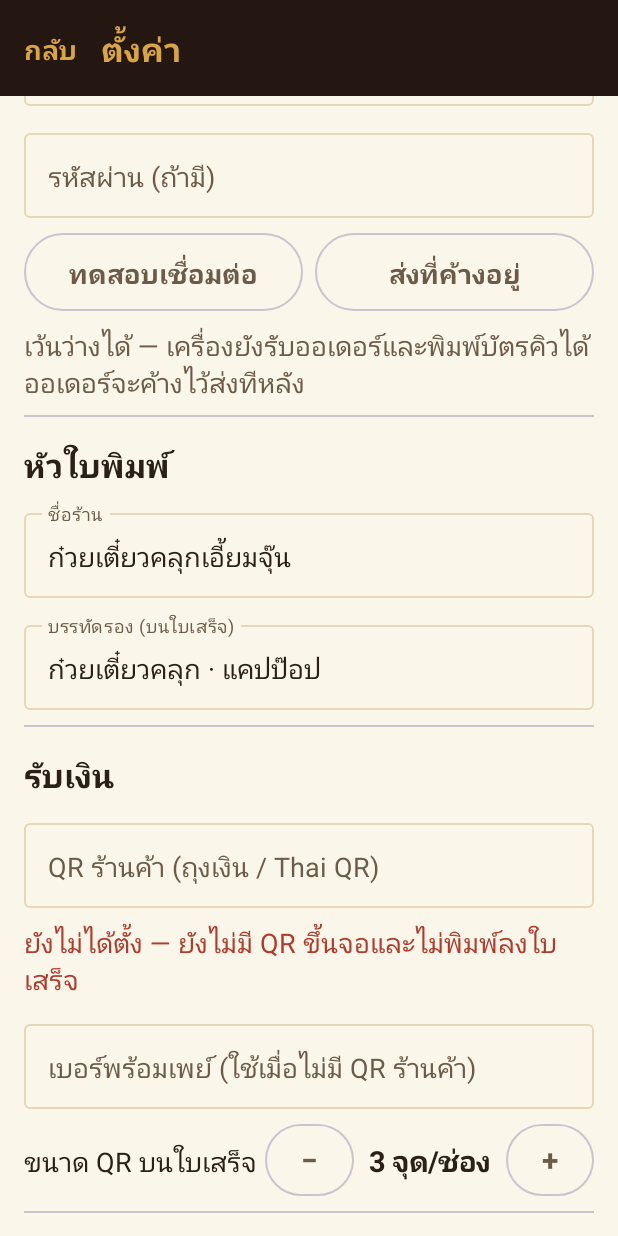
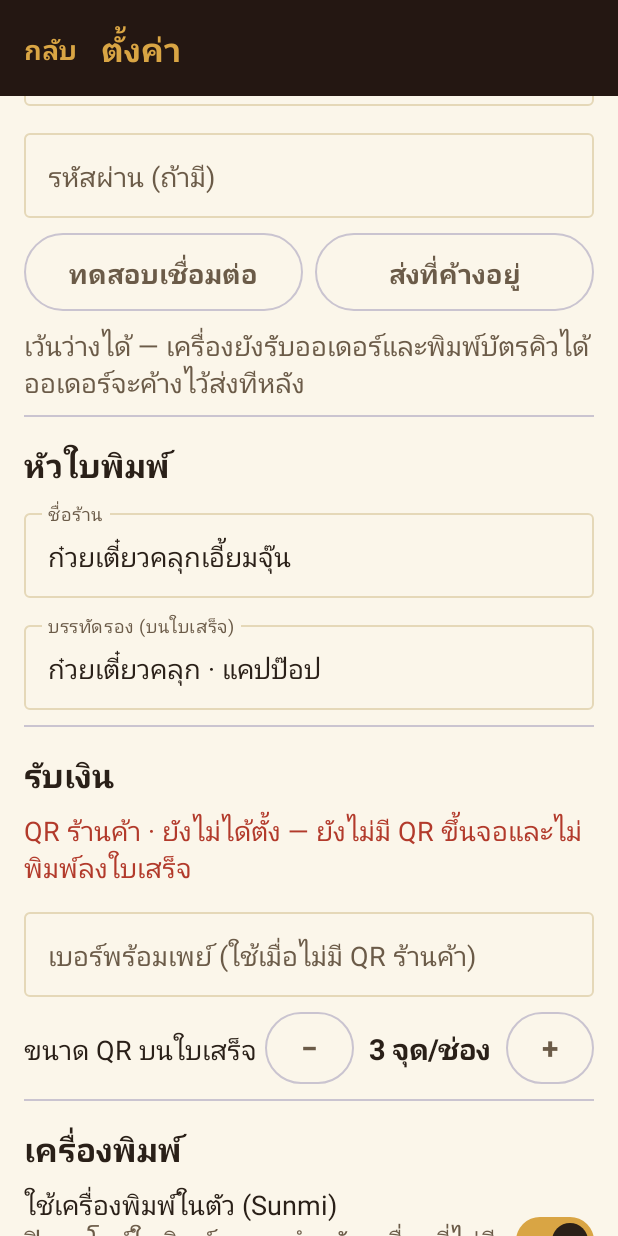
Before and after one commit to pintuwat/eiamjun-event-queue, an Android app built with Jetpack Compose: the SettingsScreen screen opened through its navigation route, scrolled down 532 dp, on a phone screen of 412 x 824 dp. Run offline under Robolectric (Android 15) with nearby library versions, the phone set to English and light mode, and no system bars; our stand-ins replace Dagger/Hilt's generated code, Room's generated code.

Commit message:
ตั้งค่า shows the payment payload, it does not offer to edit it
The shop's till settled this and the event app had drifted from it: a
merchant QR is the string that decides where the money lands, it is
pasted once and scan-tested once, and a text box in ตั้งค่า invites an
edit that sends an evening's takings somewhere else with nothing on
screen to say so. A status line can be read and cannot be typed into.

The cost is accepted rather than overlooked. This app syncs nothing, so
unlike the till it cannot pull a payload from a server — changing it now
means writing shared_prefs over ADB, which is how it was set. That is the
right price for a string nobody should be editing in a hurry at a stall.

setMerchantQr is kept and uncalled: the way back is a field that calls it
and nothing else, and anything that does call it is re-opening the hole.

Co-Authored-By: Claude Opus 5 <noreply@anthropic.com>

```diff
--- a/app/build.gradle.kts
+++ b/app/build.gradle.kts
@@ -19,8 +19,8 @@ android {
         // Sunmi V1s ships Android 6.0 (API 23), V2 ships Android 7.1 (API 25).
         minSdk = 23
         targetSdk = 34
-        versionCode = 3
-        versionName = "0.3.0-ticketfit"
+        versionCode = 4
+        versionName = "0.3.1-noqrfield"
 
         vectorDrawables { useSupportLibrary = true }
     }
--- a/app/src/main/java/com/eiamjun/event/ui/settings/SettingsScreen.kt
+++ b/app/src/main/java/com/eiamjun/event/ui/settings/SettingsScreen.kt
@@ -159,17 +159,21 @@ fun SettingsScreen(
 
             Divider()
             SectionTitle("รับเงิน")
-            OutlinedTextField(
-                value = state.merchantQr,
-                onValueChange = viewModel::setMerchantQr,
-                label = { Text("QR ร้านค้า (ถุงเงิน / Thai QR)") },
-                modifier = Modifier.fillMaxWidth()
-            )
+            // ⚠️ **No field for the payload, deliberately.** The shop's own till reached this
+            // first and the reasoning carries over unchanged: it is the string that decides where
+            // the money lands, it is pasted once and scan-tested once, and a text box sitting in
+            // ตั้งค่า invites an edit that sends an evening's takings somewhere else with nothing
+            // on screen to say so. A status line can be read and cannot be typed into.
+            //
+            // The cost is real and accepted: this app syncs nothing, so changing the payload now
+            // means writing shared_prefs over ADB. That is the right price for a string nobody
+            // should be editing in a hurry at a stall.
             Text(
                 if (state.merchantQr.isBlank()) {
-                    "ยังไม่ได้ตั้ง — ยังไม่มี QR ขึ้นจอและไม่พิมพ์ลงใบเสร็จ"
+                    "QR ร้านค้า · ยังไม่ได้ตั้ง — ยังไม่มี QR ขึ้นจอและไม่พิมพ์ลงใบเสร็จ"
                 } else {
-                    "ตั้งแล้ว (${state.merchantQr.length} ตัวอักษร) · ⚠️ ต้องสแกนทดสอบด้วยแอปธนาคารจริงก่อนใช้งาน"
+                    "QR ร้านค้า · ตั้งแล้ว (${state.merchantQr.length} ตัวอักษร) · " +
+                        "⚠️ ต้องสแกนทดสอบด้วยแอปธนาคารจริงก่อนใช้งาน"
                 },
                 color = if (state.merchantQr.isBlank()) Alert else Basil
             )
```
Also changed, not shown: app/src/main/java/com/eiamjun/event/ui/settings/SettingsViewModel.kt (+8 -0 lines), 1 other file.
